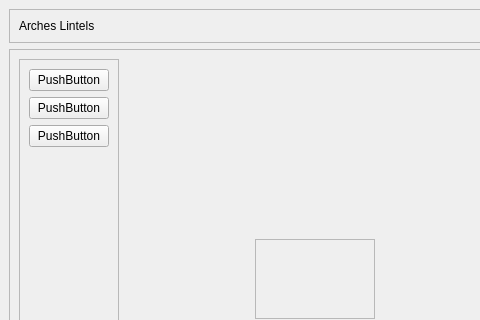
k-int/arches-lintels, file arches_lintels/ui/ui_mainwindow.ui: the form before one commit; both pictures show x 0 to 480 and y 0 to 320 of the 1000 by 600 pixel window.
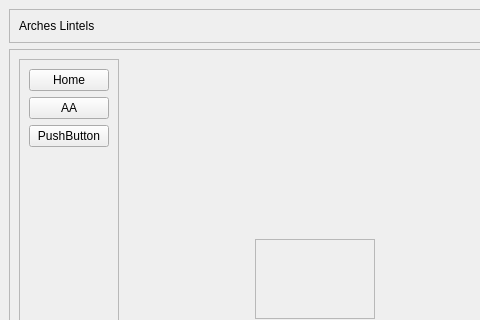
The form after the commit.

Commit message: Create script for automating .ui to .py conversion

```diff
--- a/arches_lintels/ui/ui_mainwindow.ui
+++ b/arches_lintels/ui/ui_mainwindow.ui
@@ -58,14 +58,14 @@
           <item>
            <widget class="QPushButton" name="pushButton">
             <property name="text">
-             <string>PushButton</string>
+             <string>Home</string>
             </property>
            </widget>
           </item>
           <item>
            <widget class="QPushButton" name="pushButton_2">
             <property name="text">
-             <string>PushButton</string>
+             <string>AA</string>
             </property>
            </widget>
           </item>
```
The commit also changes 3 other files.
